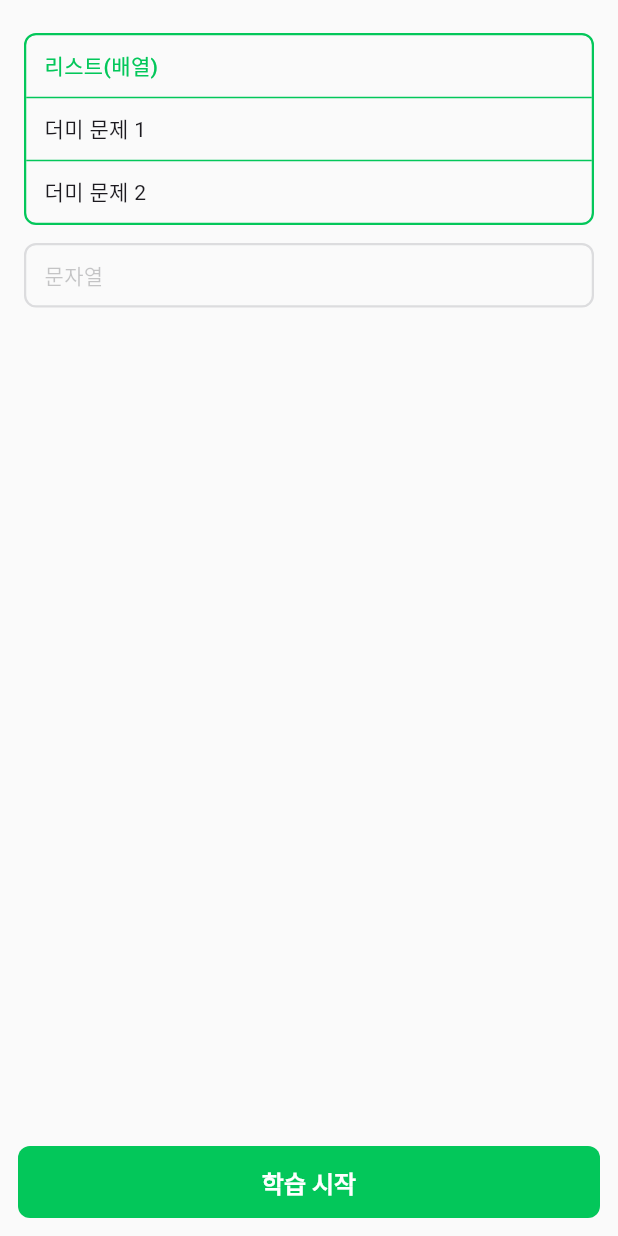
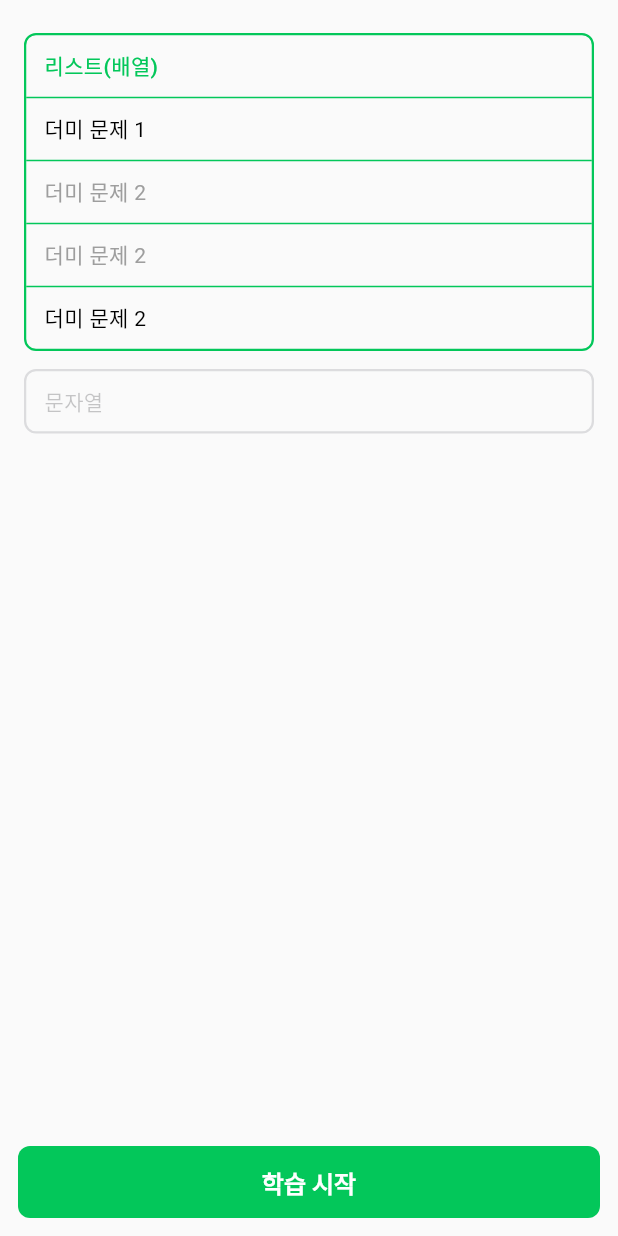
Before and after one commit to jjava-app/jjava_flutter, a Flutter app: the MaQuestionListBody widget shown alone on an empty page, opened directly, after a tap on "리스트(배열)", on a phone screen of 412 x 824 dp. Run offline on Flutter 3.47's test engine with Material 3 defaults, Android fonts, the phone set to English and light mode, and no system bars; our stand-ins replace carousel_slider, dio, flutter_dotenv, flutter_riverpod, flutter_screenutil, flutter_secure_storage and 4 more; missing offline and left inert: flutter_blockly_plus; accounts and stored records are empty; Roboto replaces fonts that are missing (Pretendard).

Commit message:
[fix] 학습 문제 리스트 수정 (#32)
* Mock 데이터 유지

* 전체 문제 리스트 중 유저가 푼 문제일 경우 회색으로 표시 / 그 외의 문제들은 검정

* 문제를 선택할 경우 문제 푸는 페이지로 이동
  ㄴ 상세 페이지 미완료로 문제 전달하는 코드는 주석처리 해놓음

```diff
--- a/lib/data/repository/question_list_repository.dart
+++ b/lib/data/repository/question_list_repository.dart
@@ -18,24 +18,24 @@ class QuestionListRepository {
         questions: [
           Question(id: 1, title: '더미 문제 1'),
           Question(id: 2, title: '더미 문제 2'),
+          Question(id: 3, title: '더미 문제 2'),
+          Question(id: 4, title: '더미 문제 2'),
         ],
       ),
       Section(
         type: '문자열',
         questions: [
-          Question(id: 3, title: '문자 더미 1'),
+          Question(id: 5, title: '문자 더미 1'),
+          Question(id: 6, title: '문자 더미 1'),
+          Question(id: 7, title: '문자 더미 1'),
+          Question(id: 8, title: '문자 더미 1'),
+          Question(id: 9, title: '문자 더미 1'),
         ],
       ),
     ];
 
     final solvedIds = <int>{2, 3}; // 응답에서 온 푼 문제 ID들
 
-    return QuestionListModel(
-      sections,
-      solvedIds,
-      1,
-      5,
-      3,
-    );
+    return QuestionListModel(sections, solvedIds, 1, 9, 2);
   }
 }
--- a/lib/ui/ma_page/holder/question/list_page/widgets/ma_question_list_body.dart
+++ b/lib/ui/ma_page/holder/question/list_page/widgets/ma_question_list_body.dart
@@ -27,7 +27,10 @@ class MaQuestionListBody extends ConsumerWidget {
             separatorBuilder: (_, __) => const SizedBox(height: 12),
             itemBuilder: (context, index) {
               final s = model.sections[index];
-              return MaQuestionSection(section: s);
+              return MaQuestionSection(
+                section: s,
+                solvedIds: model.solvedIds,
+              );
             },
           ),
         ),
--- a/lib/ui/ma_page/holder/question/list_page/widgets/ma_question_section.dart
+++ b/lib/ui/ma_page/holder/question/list_page/widgets/ma_question_section.dart
@@ -3,17 +3,20 @@ import 'package:jjava_flutter/_core/style/m_color.dart';
 import 'package:jjava_flutter/_core/style/m_text.dart';
 import 'package:jjava_flutter/data/model/question.dart';
 import 'package:jjava_flutter/data/model/section.dart';
+import 'package:jjava_flutter/ui/ma_page/holder/question/ma_question_page.dart';
 
 class MaQuestionSection extends StatefulWidget {
   final Section section;
   final bool initiallyExpanded;
   final void Function(Question question)? onProblemTap;
+  final Set<int> solvedIds;
 
   const MaQuestionSection({
     super.key,
     required this.section,
     this.initiallyExpanded = false,
     this.onProblemTap,
+    required this.solvedIds,
   });
 
   @override
@@ -60,7 +63,16 @@ class _SectionTileState extends State<MaQuestionSection> {
               children: [
                 for (var i = 0; i < items.length; i++) ...[
                   InkWell(
-                    onTap: () => widget.onProblemTap?.call(items[i]),
+                    onTap: () {
+                      Navigator.push(
+                        context,
+                        MaterialPageRoute(
+                          builder: (context) => MaQuestionPage(
+                            //question: items[i], // 선택한 문제 전달
+                          ),
+                        ),
+                      );
+                    },
                     child: Padding(
                       padding: const EdgeInsets.symmetric(
                         horizontal: 12,
@@ -69,7 +81,14 @@ class _SectionTileState extends State<MaQuestionSection> {
                       child: Row(
                         children: [
                           Expanded(
-                            child: Text(items[i].title ?? '제목 없음'),
+                            child: Text(
+                              items[i].title ?? '제목 없음',
+                              style: TextStyle(
+                                color: widget.solvedIds.contains(items[i].id)
+                                    ? Colors.grey
+                                    : Colors.black,
+                              ),
+                            ),
                           ),
                         ],
                       ),
--- a/lib/ui/ta_page/holder/question/list_page/ta_question_list_page.dart
+++ b/lib/ui/ta_page/holder/question/list_page/ta_question_list_page.dart
@@ -35,7 +35,10 @@ class TaQuestionListPage extends ConsumerWidget {
                     separatorBuilder: (_, __) => const SizedBox(height: 12),
                     itemBuilder: (context, index) {
                       final s = model.sections[index];
-                      return TaQuestionSection(section: s);
+                      return TaQuestionSection(
+                        section: s,
+                        solvedIds: model.solvedIds,
+                      );
                     },
                   ),
                 ),
```
Also changed, not shown: lib/ui/ta_page/holder/question/list_page/widgets/ta_question_section.dart (+21 -2 lines).
